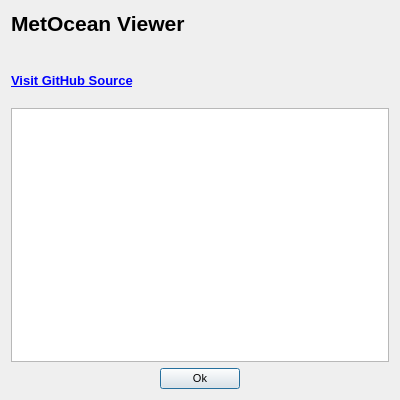
Above: ui/about_dialog.ui from zcobell/MetOceanViewer before the change. Below: the same form after it.
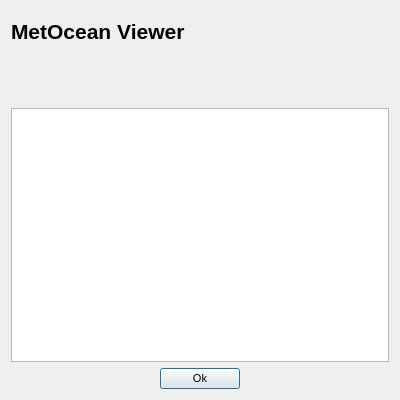
That is the form after the change. Icons and pictures are not drawn.

The edit to the form file:
```diff
--- a/ui/about_dialog.ui
+++ b/ui/about_dialog.ui
@@ -71,21 +71,6 @@
          </property>
         </widget>
        </item>
-       <item>
-        <widget class="QLabel" name="label">
-         <property name="font">
-          <font>
-           <pointsize>10</pointsize>
-          </font>
-         </property>
-         <property name="text">
-          <string>&lt;html&gt;&lt;head/&gt;&lt;body&gt;&lt;p&gt;&lt;a href=&quot;https://github.com/zcobell/MetOceanViewer&quot;&gt;&lt;span style=&quot; text-decoration: underline; color:#0000ff;&quot;&gt;Visit GitHub Source&lt;/span&gt;&lt;/a&gt;&lt;/p&gt;&lt;/body&gt;&lt;/html&gt;</string>
-         </property>
-         <property name="openExternalLinks">
-          <bool>true</bool>
-         </property>
-        </widget>
-       </item>
       </layout>
      </item>
      <item>
```
Left out of the diff: 11 changed lines with no effect on the pictures.
